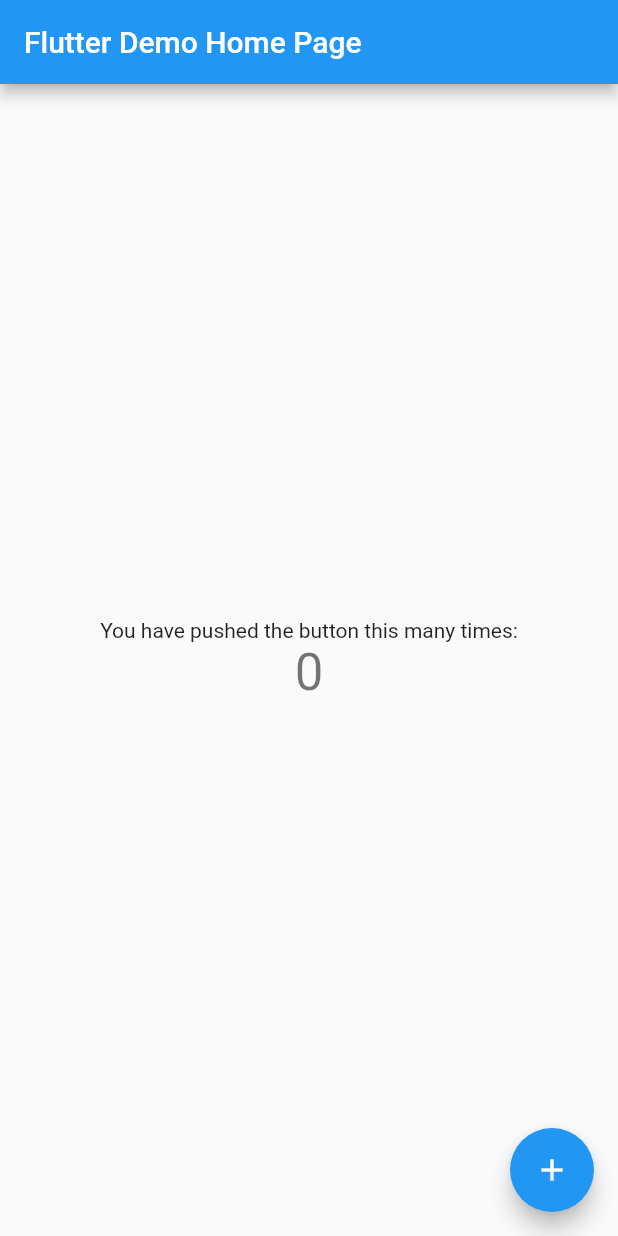
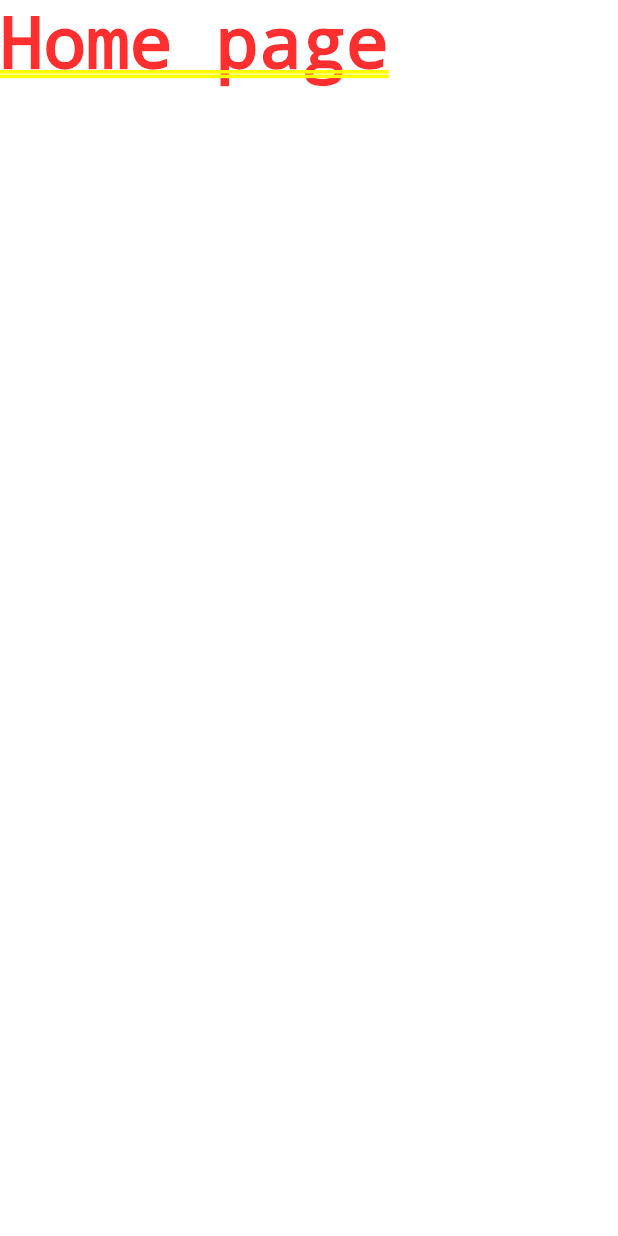
Before and after one commit to JohnAzedo/Perceptual, a Flutter app: the screen it shows after launch, on a phone screen of 412 x 824 dp. Run offline on Flutter 3.47's test engine with Material 2 defaults, Android fonts, the phone set to English and light mode, and no system bars.

Commit message:
[client] refactor: Create first routes

```diff
--- a/client/lib/main.dart
+++ b/client/lib/main.dart
@@ -1,113 +1,21 @@
+import 'package:client/pages/auth/login.dart';
+import 'package:client/pages/auth/register.dart';
+import 'package:client/pages/home.dart';
 import 'package:flutter/material.dart';
 
-void main() {
-  runApp(MyApp());
-}
+void main() => runApp(Perceptual());
 
-class MyApp extends StatelessWidget {
-  // This widget is the root of your application.
+class Perceptual extends StatelessWidget {
   @override
   Widget build(BuildContext context) {
     return MaterialApp(
-      title: 'Flutter Demo',
-      theme: ThemeData(
-        // This is the theme of your application.
-        //
-        // Try running your application with "flutter run". You'll see the
-        // application has a blue toolbar. Then, without quitting the app, try
-        // changing the primarySwatch below to Colors.green and then invoke
-        // "hot reload" (press "r" in the console where you ran "flutter run",
-        // or simply save your changes to "hot reload" in a Flutter IDE).
-        // Notice that the counter didn't reset back to zero; the application
-        // is not restarted.
-        primarySwatch: Colors.blue,
-      ),
-      home: MyHomePage(title: 'Flutter Demo Home Page'),
+      initialRoute: '/',
+      routes: {
+        '/': (context) => Home(),
+        '/login': (context) => Login(),
+        '/register': (context) => Register()
+      },
+      debugShowCheckedModeBanner: false,
     );
   }
 }
-
-class MyHomePage extends StatefulWidget {
-  MyHomePage({Key key, this.title}) : super(key: key);
-
-  // This widget is the home page of your application. It is stateful, meaning
-  // that it has a State object (defined below) that contains fields that affect
-  // how it looks.
-
-  // This class is the configuration for the state. It holds the values (in this
-  // case the title) provided by the parent (in this case the App widget) and
-  // used by the build method of the State. Fields in a Widget subclass are
-  // always marked "final".
-
-  final String title;
-
-  @override
-  _MyHomePageState createState() => _MyHomePageState();
-}
-
-class _MyHomePageState extends State<MyHomePage> {
-  int _counter = 0;
-
-  void _incrementCounter() {
-    setState(() {
-      // This call to setState tells the Flutter framework that something has
-      // changed in this State, which causes it to rerun the build method below
-      // so that the display can reflect the updated values. If we changed
-      // _counter without calling setState(), then the build method would not be
-      // called again, and so nothing would appear to happen.
-      _counter++;
-    });
-  }
-
-  @override
-  Widget build(BuildContext context) {
-    // This method is rerun every time setState is called, for instance as done
-    // by the _incrementCounter method above.
-    //
-    // The Flutter framework has been optimized to make rerunning build methods
-    // fast, so that you can just rebuild anything that needs updating rather
-    // than having to individually change instances of widgets.
-    return Scaffold(
-      appBar: AppBar(
-        // Here we take the value from the MyHomePage object that was created by
-        // the App.build method, and use it to set our appbar title.
-        title: Text(widget.title),
-      ),
-      body: Center(
-        // Center is a layout widget. It takes a single child and positions it
-        // in the middle of the parent.
-        child: Column(
-          // Column is also a layout widget. It takes a list of children and
-          // arranges them vertically. By default, it sizes itself to fit its
-          // children horizontally, and tries to be as tall as its parent.
-          //
-          // Invoke "debug painting" (press "p" in the console, choose the
-          // "Toggle Debug Paint" action from the Flutter Inspector in Android
-          // Studio, or the "Toggle Debug Paint" command in Visual Studio Code)
-          // to see the wireframe for each widget.
-          //
-          // Column has various properties to control how it sizes itself and
-          // how it positions its children. Here we use mainAxisAlignment to
-          // center the children vertically; the main axis here is the vertical
-          // axis because Columns are vertical (the cross axis would be
-          // horizontal).
-          mainAxisAlignment: MainAxisAlignment.center,
-          children: <Widget>[
-            Text(
-              'You have pushed the button this many times:',
-            ),
-            Text(
-              '$_counter',
-              style: Theme.of(context).textTheme.headline4,
-            ),
-          ],
-        ),
-      ),
-      floatingActionButton: FloatingActionButton(
-        onPressed: _incrementCounter,
-        tooltip: 'Increment',
-        child: Icon(Icons.add),
-      ), // This trailing comma makes auto-formatting nicer for build methods.
-    );
-  }
-}
--- /dev/null
+++ b/client/lib/pages/home.dart
@@ -0,0 +1,13 @@
+import 'package:flutter/material.dart';
+
+class Home extends StatefulWidget {
+  @override
+  _HomeState createState() => _HomeState();
+}
+
+class _HomeState extends State<Home> {
+  @override
+  Widget build(BuildContext context) {
+    return Text('Home page');
+  }
+}
```
Also changed, not shown: client/lib/pages/auth/login.dart (added, +13 -0 lines), client/lib/pages/auth/register.dart (added, +13 -0 lines), 1 other file.
